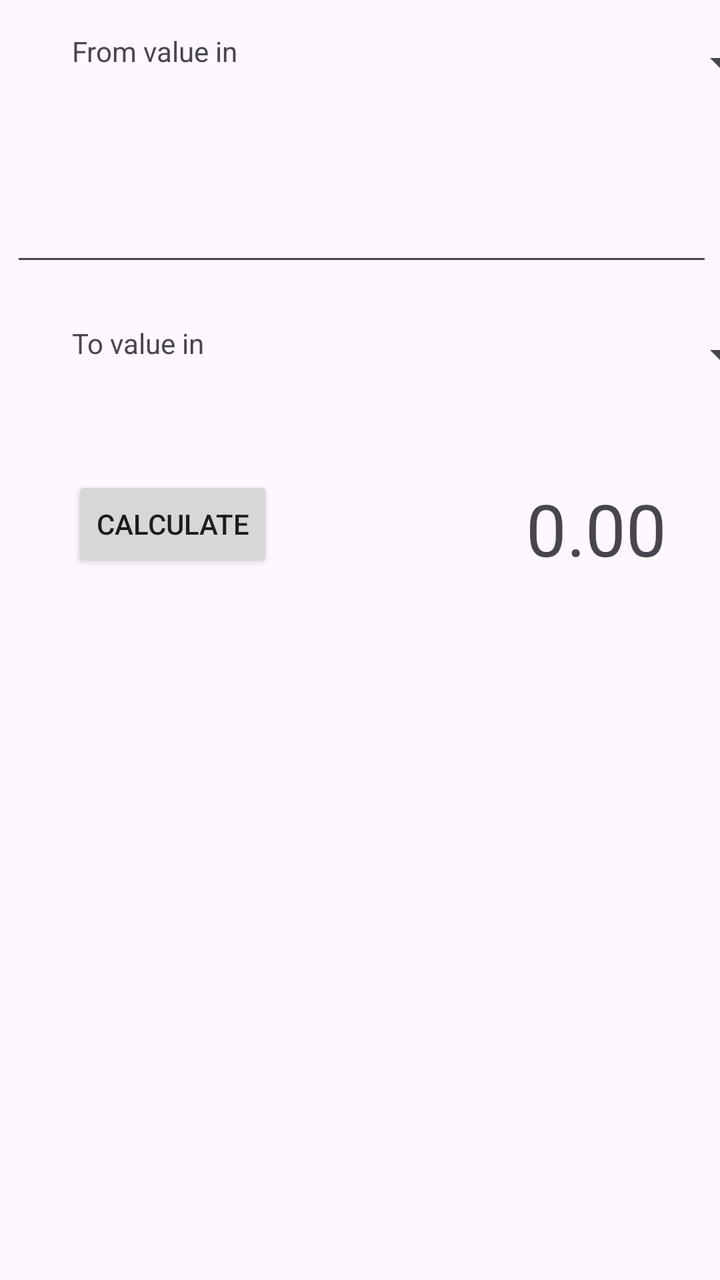
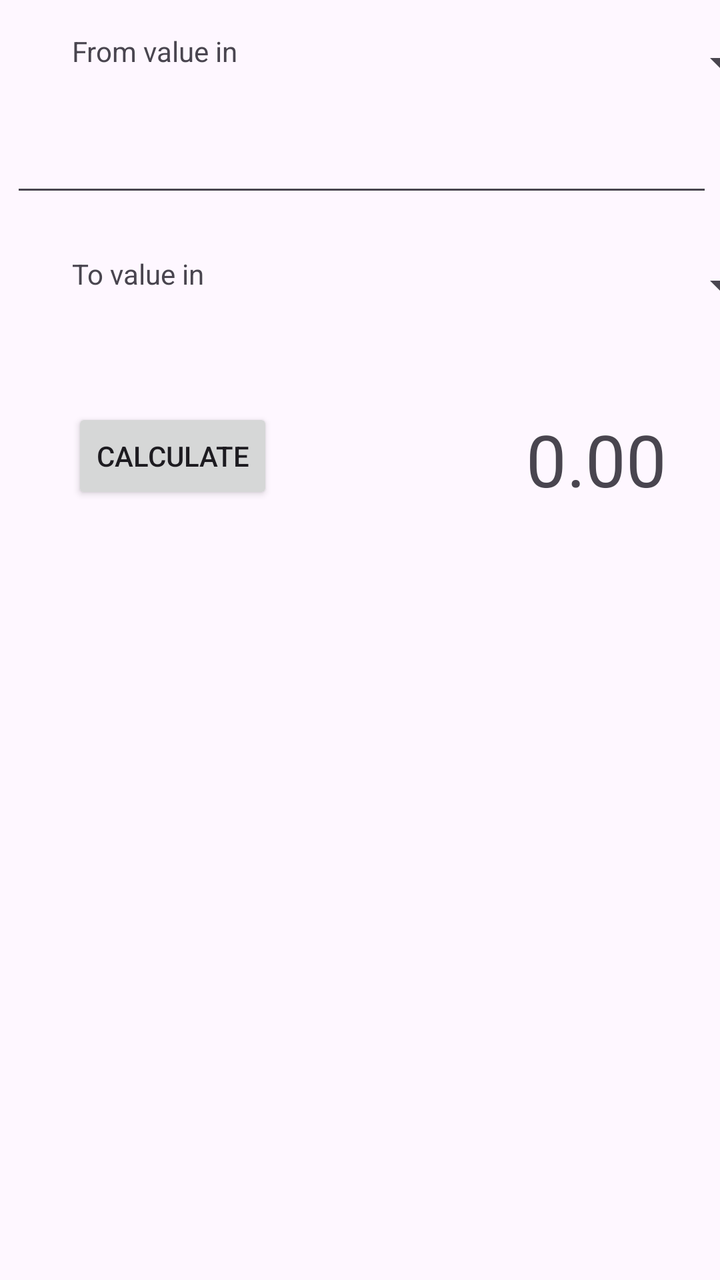

Compare the two renders of this Android layout. The source of the first and the diff that turns it into the second are given below.
<!-- AndroidManifest.xml: application theme Theme.CurrencyConverter -->
<!-- res/layout/activity_main.xml -->
<?xml version="1.0" encoding="utf-8"?>
<androidx.constraintlayout.widget.ConstraintLayout xmlns:android="http://schemas.android.com/apk/res/android"
    xmlns:app="http://schemas.android.com/apk/res-auto"
    xmlns:tools="http://schemas.android.com/tools"
    android:id="@+id/main"
    android:layout_width="match_parent"
    android:layout_height="match_parent"
    tools:context=".MainActivity">

    <TextView
        android:id="@+id/textView_currencyFrom"
        android:layout_width="90dp"
        android:layout_height="30dp"
        android:layout_marginStart="36dp"
        android:layout_marginTop="16dp"
        android:text="From value in"
        app:layout_constraintBottom_toTopOf="@+id/input_amount"
        app:layout_constraintStart_toStartOf="parent"
        app:layout_constraintTop_toTopOf="parent"
        app:layout_constraintVertical_bias="0.0" />

    <EditText
        android:id="@+id/input_amount"
        android:layout_width="351dp"
        android:layout_height="76dp"
        android:layout_marginTop="16dp"
        android:ems="10"
        android:inputType="numberDecimal"
        app:layout_constraintEnd_toEndOf="parent"
        app:layout_constraintHorizontal_bias="0.59"
        app:layout_constraintStart_toStartOf="parent"
        app:layout_constraintTop_toBottomOf="@+id/spinner_currencyFrom" />

    <Spinner
        android:id="@+id/spinner_currencyFrom"
        android:layout_width="250dp"
        android:layout_height="30dp"
        android:layout_marginStart="8dp"
        android:layout_marginTop="16dp"
        android:layout_marginBottom="19dp"

        app:layout_constraintEnd_toEndOf="parent"
        app:layout_constraintHorizontal_bias="0.0"
        app:layout_constraintStart_toEndOf="@+id/textView_currencyFrom"
        app:layout_constraintTop_toTopOf="parent"
        app:layout_constraintVertical_bias="0.0" />

    <TextView
        android:id="@+id/textView_currencyTo"
        android:layout_width="90dp"
        android:layout_height="30dp"
        android:layout_marginStart="36dp"
        android:layout_marginTop="24dp"
        android:text="To value in"
        android:textAlignment="inherit"
        app:layout_constraintStart_toStartOf="parent"
        app:layout_constraintTop_toBottomOf="@+id/input_amount" />

    <Spinner
        android:id="@+id/spinner_currencyTo"
        android:layout_width="250dp"
        android:layout_height="30dp"
        android:layout_marginStart="8dp"
        android:layout_marginTop="24dp"
        app:layout_constraintEnd_toEndOf="parent"
        app:layout_constraintHorizontal_bias="0.0"
        app:layout_constraintStart_toEndOf="@+id/textView_currencyTo"
        app:layout_constraintTop_toBottomOf="@+id/input_amount" />

    <Button
        android:id="@+id/button_calculate"
        style="@style/Widget.AppCompat.Button"
        android:layout_width="wrap_content"
        android:layout_height="wrap_content"
        android:layout_marginStart="36dp"
        android:layout_marginTop="40dp"
        android:onClick="calculate"
        android:text="Calculate"
        app:layout_constraintBottom_toBottomOf="parent"
        app:layout_constraintStart_toStartOf="parent"
        app:layout_constraintTop_toBottomOf="@+id/textView_currencyTo"
        app:layout_constraintVertical_bias="0.017" />

    <TextView
        android:id="@+id/textView_result"
        android:layout_width="wrap_content"
        android:layout_height="wrap_content"
        android:layout_marginTop="48dp"
        android:layout_marginEnd="24dp"
        android:text="0.00"
        android:textSize="36sp"
        app:layout_constraintBottom_toBottomOf="parent"
        app:layout_constraintEnd_toEndOf="parent"
        app:layout_constraintHorizontal_bias="0.98"
        app:layout_constraintStart_toEndOf="@+id/button_calculate"
        app:layout_constraintTop_toBottomOf="@+id/spinner_currencyTo"
        app:layout_constraintVertical_bias="0.0" />

</androidx.constraintlayout.widget.ConstraintLayout>
<!-- resources referenced by this layout -->
<resources>
  <style name="Theme.CurrencyConverter" parent="Base.Theme.CurrencyConverter" />
  <style name="Base.Theme.CurrencyConverter" parent="Theme.Material3.DayNight.NoActionBar">
          
          
      </style>
</resources>

<!-- the commit's change to res/layout/activity_main.xml (unified diff, before → after) -->
@@ -22,7 +22,7 @@
     <EditText
         android:id="@+id/input_amount"
         android:layout_width="351dp"
-        android:layout_height="76dp"
+        android:layout_height="wrap_content"
         android:layout_marginTop="16dp"
         android:ems="10"
         android:inputType="numberDecimal"
